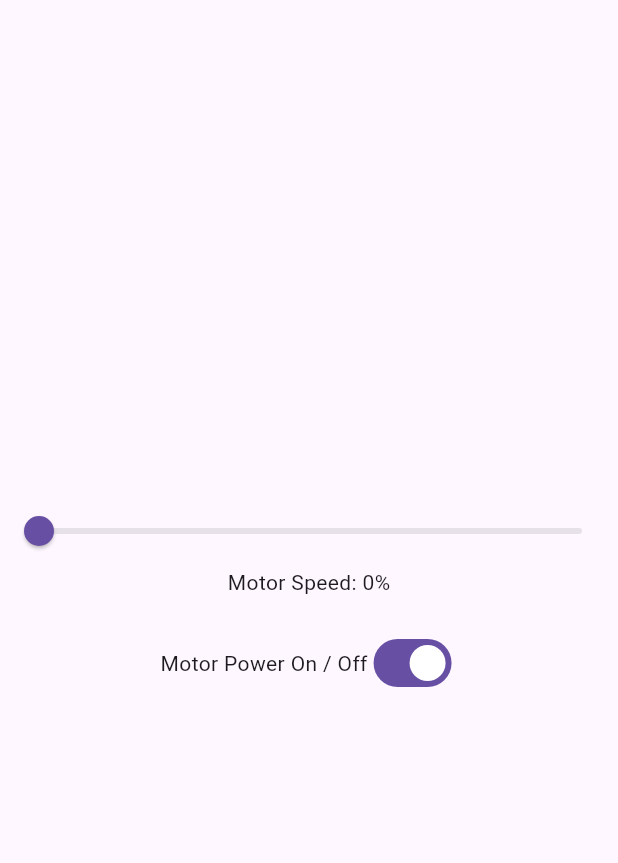
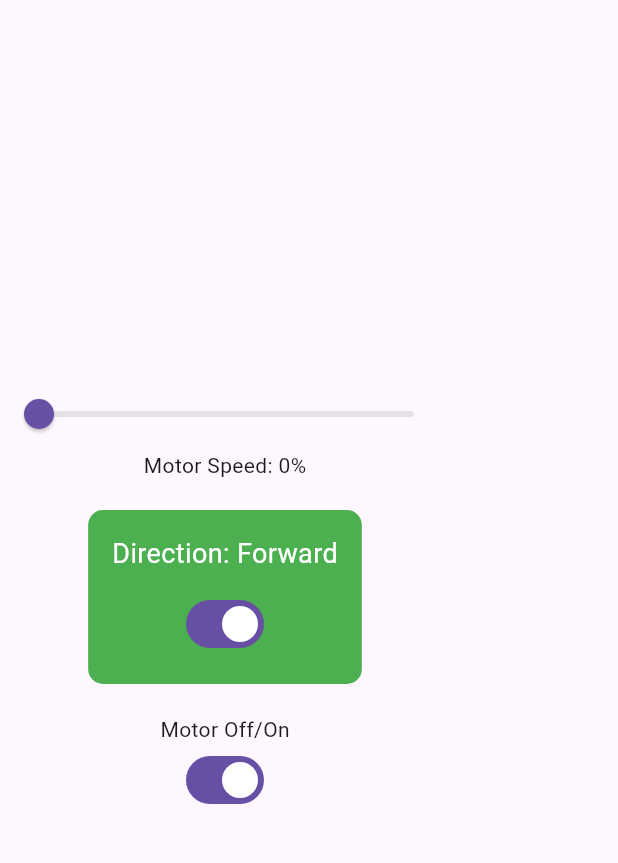
Before and after one commit to AllyTechEngineering/pwm_motor_control, a Flutter app: the screen it shows after launch, on a phone screen of 412 x 824 dp, the part 63-926 px from its top. Run offline on Flutter 3.47's test engine with Material 3 defaults, Android fonts, the phone set to English and light mode, and no system bars; our stand-ins replace bloc, equatable, flutter_bloc; missing offline and left inert: dart_periphery.

Commit message:
Added motor direction UI, cubit and service

```diff
--- a/lib/bloc/pwm_motor_direction_cubit/pwm_motor_direction_cubit.dart
+++ b/lib/bloc/pwm_motor_direction_cubit/pwm_motor_direction_cubit.dart
@@ -0,0 +1,17 @@
+import 'package:bloc/bloc.dart';
+import 'package:pwm_motor_control/services/pwm_motor_direction_service.dart';
+import 'pwm_motor_direction_state.dart';
+
+class PwmMotorDirectionCubit extends Cubit<PwmMotorDirectionState> {
+  final PwmMotorDirectionService pwmMotorDirectionService;
+
+  PwmMotorDirectionCubit(this.pwmMotorDirectionService)
+      : super(const PwmMotorDirectionState()) {
+    pwmMotorDirectionService.initializePwmMotorDirectionService();
+  }
+
+  void toggleMotorDirection() {
+    pwmMotorDirectionService.pwmMotorServiceDirection();
+    emit(state.copyWith(isForward: !state.isForward));
+  }
+}
--- a/lib/bloc/pwm_motor_direction_cubit/pwm_motor_direction_state.dart
+++ b/lib/bloc/pwm_motor_direction_cubit/pwm_motor_direction_state.dart
@@ -0,0 +1,19 @@
+import 'package:equatable/equatable.dart';
+
+class PwmMotorDirectionState extends Equatable {
+  final bool isForward; // true = Forward, false = Reverse
+
+  const PwmMotorDirectionState({this.isForward = true});
+
+  PwmMotorDirectionState copyWith({bool? isForward}) {
+    return PwmMotorDirectionState(
+      isForward: isForward ?? this.isForward,
+    );
+  }
+
+  @override
+  List<Object> get props => [isForward];
+
+  @override
+  String toString() => 'PwmMotorDirectionState(isForward: $isForward)';
+}
--- a/lib/main.dart
+++ b/lib/main.dart
@@ -1,18 +1,24 @@
 import 'package:flutter/material.dart';
 import 'package:flutter_bloc/flutter_bloc.dart';
 import 'package:pwm_motor_control/bloc/pwm_motor_cubit/pwm_motor_cubit.dart';
+import 'package:pwm_motor_control/bloc/pwm_motor_direction_cubit/pwm_motor_direction_cubit.dart';
 import 'package:pwm_motor_control/bloc/pwm_motor_on_off_cubit/pwm_motor_on_off_cubit.dart';
+import 'package:pwm_motor_control/services/pwm_motor_direction_service.dart';
 import 'package:pwm_motor_control/services/pwm_motor_service.dart';
 import 'package:pwm_motor_control/screens/home_screen.dart';
 
 void main() {
   final pwmMotorService = PwmMotorService();
+  final pwmMotorDirectionService = PwmMotorDirectionService();
 
   runApp(
     MultiBlocProvider(
       providers: [
         BlocProvider(create: (context) => PwmMotorCubit(pwmMotorService)),
         BlocProvider(create: (context) => PwmMotorOnOffCubit(pwmMotorService)),
+        BlocProvider(
+          create: (context) => PwmMotorDirectionCubit(pwmMotorDirectionService),
+        ),
       ],
       child: const MyApp(),
     ),
--- a/lib/screens/home_screen.dart
+++ b/lib/screens/home_screen.dart
@@ -2,6 +2,7 @@ import 'package:flutter/material.dart';
 import 'package:flutter_bloc/flutter_bloc.dart';
 import 'package:pwm_motor_control/bloc/pwm_motor_cubit/pwm_motor_cubit.dart';
 import 'package:pwm_motor_control/services/pwm_motor_service.dart';
+import 'package:pwm_motor_control/widgets/pwm_motor_direction_switch.dart';
 import 'package:pwm_motor_control/widgets/pwm_motor_speed_slider.dart';
 import 'package:pwm_motor_control/widgets/pwm_motor_toggle_switch.dart';
 
@@ -20,6 +21,8 @@ class HomeScreen extends StatelessWidget {
           children: [
             PwmMotorSpeedSlider(),
             SizedBox(height: 20),
+            const PwmMotorDirectionSwitch(),
+            SizedBox(height: 20),
             PwmMotorToggleSwitch(),
           ],
         ),
--- /dev/null
+++ b/lib/widgets/pwm_motor_direction_switch.dart
@@ -0,0 +1,39 @@
+import 'package:flutter/material.dart';
+import 'package:flutter_bloc/flutter_bloc.dart';
+import 'package:pwm_motor_control/bloc/pwm_motor_direction_cubit/pwm_motor_direction_cubit.dart';
+import 'package:pwm_motor_control/bloc/pwm_motor_direction_cubit/pwm_motor_direction_state.dart';
+
+class PwmMotorDirectionSwitch extends StatelessWidget {
+  const PwmMotorDirectionSwitch({super.key});
+
+  @override
+  Widget build(BuildContext context) {
+    return BlocBuilder<PwmMotorDirectionCubit, PwmMotorDirectionState>(
+      builder: (context, state) {
+        return Container(
+          padding: const EdgeInsets.all(16.0),
+          decoration: BoxDecoration(
+            color: state.isForward ? Colors.green : Colors.red,
+            borderRadius: BorderRadius.circular(10),
+          ),
+          child: Column(
+            mainAxisAlignment: MainAxisAlignment.center,
+            children: [
+              Text(
+                state.isForward ? 'Direction: Forward' : 'Direction: Reverse',
+                style: const TextStyle(color: Colors.white, fontSize: 18),
+              ),
+              const SizedBox(height: 10),
+              Switch(
+                value: state.isForward,
+                onChanged: (value) {
+                  context.read<PwmMotorDirectionCubit>().toggleMotorDirection();
+                },
+              ),
+            ],
+          ),
+        );
+      },
+    );
+  }
+}
--- a/lib/widgets/pwm_motor_speed_slider.dart
+++ b/lib/widgets/pwm_motor_speed_slider.dart
@@ -11,7 +11,9 @@ class PwmMotorSpeedSlider extends StatelessWidget {
       builder: (context, state) {
         return Column(
           children: [
-            Slider(
+            SizedBox(
+              width: 300,
+              child: Slider(
                 value: state.motorSpeed.toDouble(),
                 min: 0,
                 max: 100,
@@ -21,6 +23,7 @@ class PwmMotorSpeedSlider extends StatelessWidget {
                   context.read<PwmMotorCubit>().updateMotorSpeed(value.toInt());
                 },
               ),
+            ),
             Text('Motor Speed: ${state.motorSpeed}%'),
           ],
         );
--- a/lib/widgets/pwm_motor_toggle_switch.dart
+++ b/lib/widgets/pwm_motor_toggle_switch.dart
@@ -10,10 +10,10 @@ class PwmMotorToggleSwitch extends StatelessWidget {
   Widget build(BuildContext context) {
     return BlocBuilder<PwmMotorOnOffCubit, PwmMotorOnOffState>(
       builder: (context, state) {
-        return Row(
+        return Column(crossAxisAlignment: CrossAxisAlignment.center,
           mainAxisAlignment: MainAxisAlignment.center,
           children: [
-            const Text('Motor Power On / Off'),
+            const Text('Motor Off/On'),
             Switch(
               value: state.isOn,
               onChanged: (value) {
```
Also changed, not shown: lib/services/pwm_motor_direction_service.dart (+33 -0 lines). Lines whose indentation alone changed are shown as unchanged.
